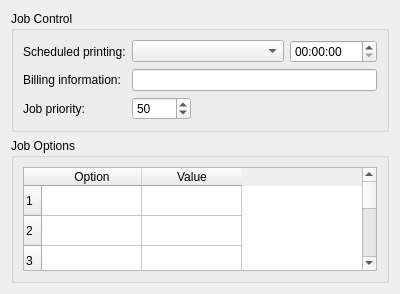
fluxer/kdelibs, file kdeui/dialogs/kcupsoptionsjobwidget.ui: the form before one commit.
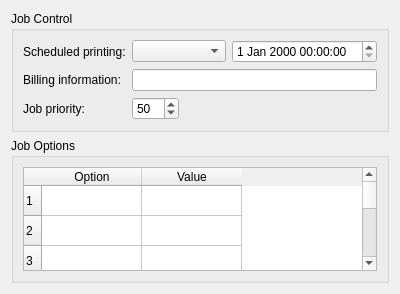
The form after the commit. Custom widgets are drawn as their Qt base class.

```diff
--- a/kdeui/dialogs/kcupsoptionsjobwidget.ui
+++ b/kdeui/dialogs/kcupsoptionsjobwidget.ui
@@ -30,7 +30,7 @@
        <widget class="KComboBox" name="jobHoldComboBox" />
       </item>
       <item row="0" column="3" >
-       <widget class="QTimeEdit" name="jobHoldTimeEdit" />
+       <widget class="QDateTimeEdit" name="jobHoldTimeEdit" />
       </item>
       <item row="1" column="0" >
        <widget class="QLabel" name="jobBillingLabel" >
```
